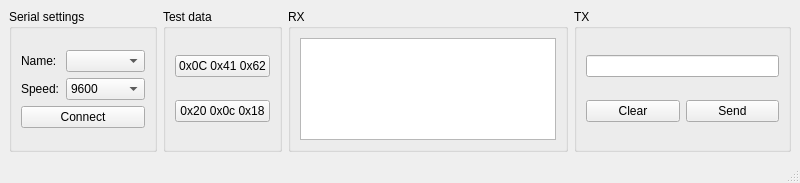
The window that mainwindow.ui (VNovytskyi/ShellerTerminal) describes before a commit, drawn with Qt 5.
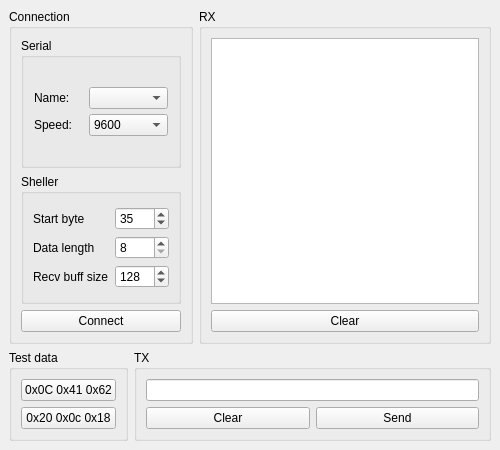
The same window after the commit.

```diff
--- a/mainwindow.ui
+++ b/mainwindow.ui
@@ -6,41 +6,84 @@
    <rect>
     <x>0</x>
     <y>0</y>
-    <width>800</width>
-    <height>183</height>
+    <width>500</width>
+    <height>450</height>
    </rect>
   </property>
   <property name="minimumSize">
    <size>
-    <width>800</width>
-    <height>180</height>
+    <width>500</width>
+    <height>450</height>
    </size>
   </property>
   <property name="maximumSize">
    <size>
-    <width>800</width>
-    <height>183</height>
+    <width>1000</width>
+    <height>1000</height>
    </size>
   </property>
   <property name="windowTitle">
    <string>ShellerTerminal v0.2</string>
   </property>
   <widget class="QWidget" name="centralwidget">
-   <layout class="QHBoxLayout" name="horizontalLayout_6">
+   <layout class="QVBoxLayout" name="verticalLayout_17">
     <item>
-     <layout class="QHBoxLayout" name="horizontalLayout_5">
+     <layout class="QHBoxLayout" name="horizontalLayout_10">
+      <property name="sizeConstraint">
+       <enum>QLayout::SetMinimumSize</enum>
+      </property>
+      <item>
+       <widget class="QGroupBox" name="groupBox_6">
+        <property name="title">
+         <string>Connection</string>
+        </property>
+        <layout class="QVBoxLayout" name="verticalLayout_9" stretch="0,0,0">
+         <property name="sizeConstraint">
+          <enum>QLayout::SetMinimumSize</enum>
+         </property>
       <item>
        <widget class="QGroupBox" name="groupBox">
         <property name="title">
-         <string>Serial settings</string>
-        </property>
-        <layout class="QVBoxLayout" name="verticalLayout_4">
-         <item>
-          <layout class="QVBoxLayout" name="verticalLayout_3">
+            <string>Serial</string>
+           </property>
+           <layout class="QVBoxLayout" name="verticalLayout_8">
+            <property name="sizeConstraint">
+             <enum>QLayout::SetMinimumSize</enum>
+            </property>
+            <property name="leftMargin">
+             <number>5</number>
+            </property>
+            <property name="topMargin">
+             <number>5</number>
+            </property>
+            <property name="rightMargin">
+             <number>5</number>
+            </property>
+            <property name="bottomMargin">
+             <number>5</number>
+            </property>
            <item>
             <layout class="QHBoxLayout" name="horizontalLayout">
+              <property name="spacing">
+               <number>0</number>
+              </property>
              <item>
               <layout class="QVBoxLayout" name="verticalLayout_2">
+                <property name="spacing">
+                 <number>5</number>
+                </property>
+                <property name="leftMargin">
+                 <number>5</number>
+                </property>
+                <property name="topMargin">
+                 <number>5</number>
+                </property>
+                <property name="rightMargin">
+                 <number>5</number>
+                </property>
+                <property name="bottomMargin">
+                 <number>5</number>
+                </property>
                <item>
                 <widget class="QLabel" name="label">
                  <property name="text">
@@ -59,6 +102,21 @@
              </item>
              <item>
               <layout class="QVBoxLayout" name="verticalLayout">
+                <property name="spacing">
+                 <number>5</number>
+                </property>
+                <property name="leftMargin">
+                 <number>5</number>
+                </property>
+                <property name="topMargin">
+                 <number>5</number>
+                </property>
+                <property name="rightMargin">
+                 <number>5</number>
+                </property>
+                <property name="bottomMargin">
+                 <number>5</number>
+                </property>
                <item>
                 <widget class="QComboBox" name="serialName_ComboBox"/>
                </item>
@@ -93,6 +151,99 @@
              </item>
             </layout>
            </item>
+           </layout>
+          </widget>
+         </item>
+         <item>
+          <widget class="QGroupBox" name="groupBox_5">
+           <property name="title">
+            <string>Sheller</string>
+           </property>
+           <layout class="QVBoxLayout" name="verticalLayout_7">
+            <item>
+             <layout class="QHBoxLayout" name="horizontalLayout_6">
+              <property name="sizeConstraint">
+               <enum>QLayout::SetMinimumSize</enum>
+              </property>
+              <item>
+               <layout class="QVBoxLayout" name="verticalLayout_3">
+                <item>
+                 <widget class="QLabel" name="label_3">
+                  <property name="text">
+                   <string>Start byte</string>
+                  </property>
+                 </widget>
+                </item>
+                <item>
+                 <widget class="QLabel" name="label_4">
+                  <property name="text">
+                   <string>Data length</string>
+                  </property>
+                 </widget>
+                </item>
+                <item>
+                 <widget class="QLabel" name="label_5">
+                  <property name="text">
+                   <string>Recv buff size</string>
+                  </property>
+                 </widget>
+                </item>
+               </layout>
+              </item>
+              <item>
+               <layout class="QVBoxLayout" name="verticalLayout_4">
+                <item>
+                 <widget class="QSpinBox" name="spinBox">
+                  <property name="maximum">
+                   <number>255</number>
+                  </property>
+                  <property name="value">
+                   <number>35</number>
+                  </property>
+                  <property name="displayIntegerBase">
+                   <number>10</number>
+                  </property>
+                 </widget>
+                </item>
+                <item>
+                 <widget class="QSpinBox" name="spinBox_2">
+                  <property name="minimum">
+                   <number>8</number>
+                  </property>
+                  <property name="maximum">
+                   <number>64</number>
+                  </property>
+                  <property name="value">
+                   <number>8</number>
+                  </property>
+                  <property name="displayIntegerBase">
+                   <number>10</number>
+                  </property>
+                 </widget>
+                </item>
+                <item>
+                 <widget class="QSpinBox" name="spinBox_3">
+                  <property name="minimum">
+                   <number>64</number>
+                  </property>
+                  <property name="maximum">
+                   <number>1024</number>
+                  </property>
+                  <property name="value">
+                   <number>128</number>
+                  </property>
+                  <property name="displayIntegerBase">
+                   <number>10</number>
+                  </property>
+                 </widget>
+                </item>
+               </layout>
+              </item>
+             </layout>
+            </item>
+           </layout>
+          </widget>
+         </item>
            <item>
             <widget class="QPushButton" name="serialButton">
              <property name="text">
@@ -101,10 +252,37 @@
             </widget>
            </item>
           </layout>
-         </item>
+       </widget>
+      </item>
+      <item>
+       <widget class="QGroupBox" name="groupBox_4">
+        <property name="baseSize">
+         <size>
+          <width>50</width>
+          <height>100</height>
+         </size>
+        </property>
+        <property name="title">
+         <string>RX</string>
+        </property>
+        <layout class="QVBoxLayout" name="verticalLayout_10">
+         <item>
+          <widget class="QTextEdit" name="textEdit"/>
+         </item>
+         <item>
+          <widget class="QPushButton" name="pushButton_3">
+           <property name="text">
+            <string>Clear</string>
+           </property>
+          </widget>
+         </item>
         </layout>
        </widget>
       </item>
+     </layout>
+    </item>
+    <item>
+     <layout class="QHBoxLayout" name="horizontalLayout_8">
       <item>
        <widget class="QGroupBox" name="groupBox_2">
         <property name="title">
@@ -132,18 +310,6 @@
         </layout>
        </widget>
       </item>
-      <item>
-       <widget class="QGroupBox" name="groupBox_4">
-        <property name="title">
-         <string>RX</string>
-        </property>
-        <layout class="QVBoxLayout" name="verticalLayout_7">
-         <item>
-          <widget class="QTextEdit" name="textEdit"/>
-         </item>
-        </layout>
-       </widget>
-      </item>
       <item>
        <widget class="QGroupBox" name="groupBox_3">
         <property name="title">
@@ -196,7 +362,6 @@
     </rect>
    </property>
   </widget>
-  <widget class="QStatusBar" name="statusbar"/>
  </widget>
  <resources/>
  <connections/>
```
Left out of the diff: 9 changed lines with no effect on the pictures. Lines whose indentation alone changed are shown as unchanged.
